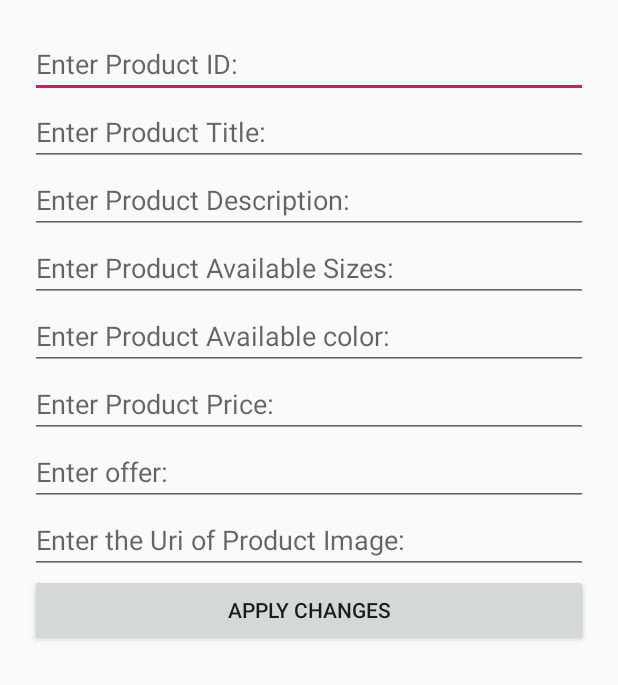
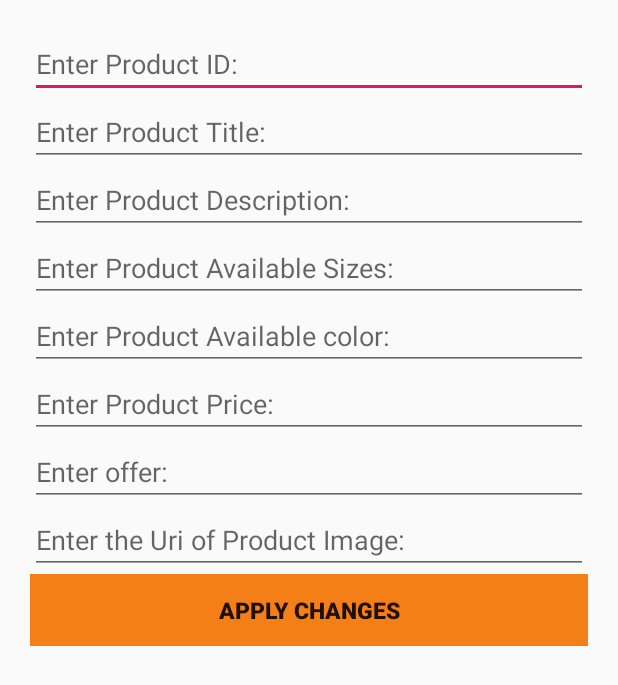
Before and after one commit to Dulyaaa/E-commerce_mobile_app, an Android app: the layout activity_product_update.xml on its own in the app's theme, with its tools: preview values and no code run, on a phone screen of 412 x 824 dp. Shown: the top 685 px of the screen. Run offline under Robolectric (Android 15) with nearby library versions, the phone set to English and light mode, and no system bars; Roboto replaces fonts that are not available here.

Commit message:
model changes

```diff
--- a/app/src/main/java/com/example/finery/CartActivity.java
+++ b/app/src/main/java/com/example/finery/CartActivity.java
@@ -7,15 +7,12 @@ import androidx.recyclerview.widget.RecyclerView;
 
 import android.content.Intent;
 import android.os.Bundle;
-import android.view.LayoutInflater;
 import android.view.View;
-import android.view.ViewGroup;
 import android.widget.Button;
 import android.widget.TextView;
 
-import com.firebase.ui.database.FirebaseRecyclerAdapter;
+import com.example.finery.Model.Cart;
 import com.firebase.ui.database.FirebaseRecyclerOptions;
-import com.google.firebase.FirebaseOptions;
 import com.google.firebase.database.DatabaseReference;
 import com.google.firebase.database.FirebaseDatabase;
 
--- a/app/src/main/java/com/example/finery/Feedback.java
+++ b/app/src/main/java/com/example/finery/Feedback.java
@@ -10,6 +10,7 @@ import android.widget.Button;
 import android.widget.EditText;
 import android.widget.Toast;
 
+import com.example.finery.Model.Feed;
 import com.google.firebase.database.DataSnapshot;
 import com.google.firebase.database.DatabaseError;
 import com.google.firebase.database.DatabaseReference;
--- a/app/src/main/java/com/example/finery/GiveRates.java
+++ b/app/src/main/java/com/example/finery/GiveRates.java
@@ -10,6 +10,7 @@ import android.widget.Toast;
 import androidx.annotation.NonNull;
 import androidx.appcompat.app.AppCompatActivity;
 
+import com.example.finery.Model.Rate;
 import com.google.firebase.database.DataSnapshot;
 import com.google.firebase.database.DatabaseError;
 import com.google.firebase.database.DatabaseReference;
--- a/app/src/main/java/com/example/finery/Cart.java
+++ b/app/src/main/java/com/example/finery/Model/Cart.java
@@ -1,4 +1,4 @@
-package com.example.finery;
+package com.example.finery.Model;
 
 public class Cart {
     private String pid,pname,price, quantity;
--- a/app/src/main/java/com/example/finery/Feed.java
+++ b/app/src/main/java/com/example/finery/Model/Feed.java
@@ -1,4 +1,4 @@
-package com.example.finery;
+package com.example.finery.Model;
 
 public class Feed {
     private String name;
--- a/app/src/main/java/com/example/finery/Rate.java
+++ b/app/src/main/java/com/example/finery/Model/Rate.java
@@ -1,4 +1,4 @@
-package com.example.finery;
+package com.example.finery.Model;
 
 public class Rate {
 
--- a/app/src/main/res/layout/activity_product_update.xml
+++ b/app/src/main/res/layout/activity_product_update.xml
@@ -77,6 +77,9 @@
         <Button
             android:id="@+id/updateBtn"
             android:text="@string/apply_changes"
+            android:background="#F57F17"
+            android:textSize="15sp"
+            android:textStyle="bold"
             android:layout_width="match_parent"
             android:layout_height="match_parent"/>
 
```
